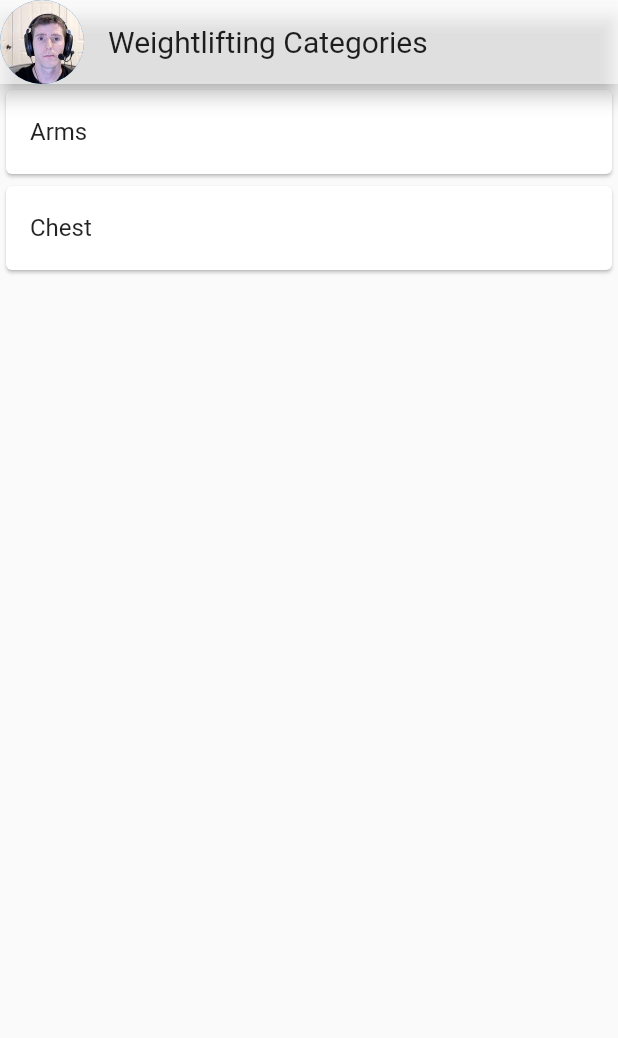
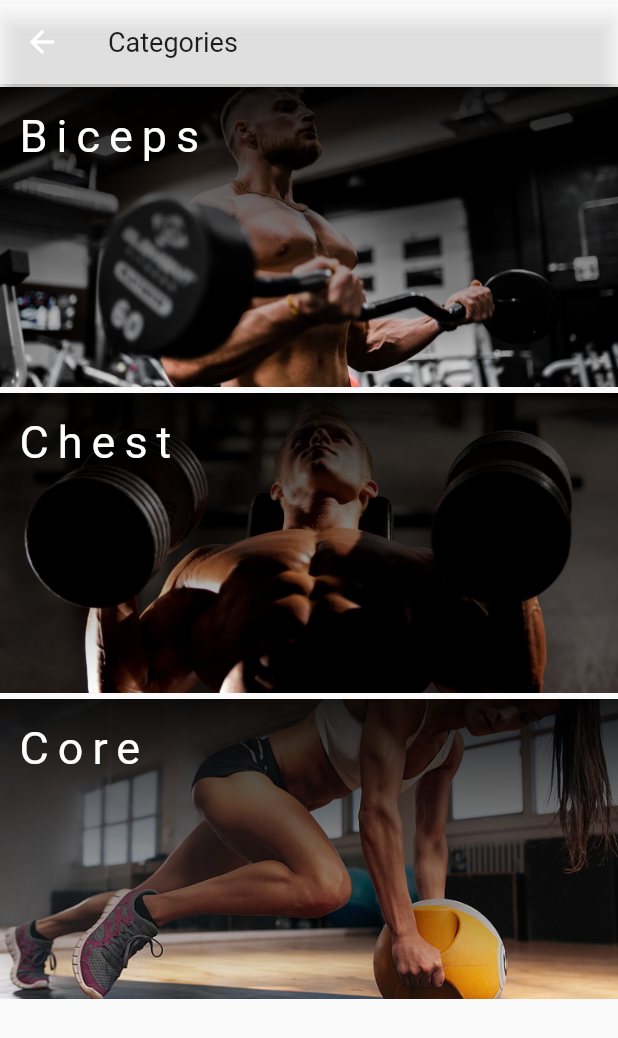
Before and after one commit to joelplotnik/HunterFit, a Flutter app: the WeightsView screen opened directly, on a phone screen of 412 x 824 dp. Shown: the top 1038 px of the screen. Run offline on Flutter 3.47's test engine with Material 2 defaults, Android fonts, the phone set to English and light mode, and no system bars; our stand-ins replace flutter_svg, sqflite; accounts and stored records are empty.

Commit message:
Refactored Weight Page

```diff
--- a/lib/model/workouts_model.dart
+++ b/lib/model/workouts_model.dart
@@ -2,15 +2,29 @@ import 'package:flutter/material.dart';
 
 class Workout {
   String category;
-  String workout;
+  String name1, name2;
 
   Workout({
-    required this.workout,
+    required this.name1,
+    required this.name2,
     required this.category,
   });
 }
 
 List<Workout> workoutList = [
-  Workout(category: 'Arms', workout: 'Bicep Curls'),
-  Workout(category: 'Chest', workout: 'Barbell Bench Press'),
+  Workout(
+    category: 'Biceps',
+    name1: 'Bicep Curls',
+    name2: 'Guitar Solo',
+  ),
+  Workout(
+    category: 'Chest',
+    name1: 'Barbell Flat Bench Press',
+    name2: 'Barbell Incline Bench Press',
+  ),
+  Workout(
+    category: 'Core',
+    name1: 'Sit-ups',
+    name2: 'Mountain Climbers',
+  )
 ];
--- a/lib/view/weights_view.dart
+++ b/lib/view/weights_view.dart
@@ -23,16 +23,11 @@ class _WeightsViewState extends State<WeightsView> {
   AppBar buildAppBar() {
     return AppBar(
       title: const Text(
-        'Weightlifting Categories',
-        style: TextStyle(
-          color: Colors.black87,
-        ),
+        'Categories',
+        style: TextStyle(color: Colors.black87, fontSize: 18),
       ),
       backgroundColor: Colors.white54,
       elevation: 5,
-      leading: const CircleAvatar(
-        backgroundImage: AssetImage('assets/images/linus.jpeg'),
-      ),
     );
   }
 }
--- a/lib/view/weightsbody_view.dart
+++ b/lib/view/weightsbody_view.dart
@@ -40,15 +40,59 @@ class WeightsBodyView extends StatelessWidget {
         itemCount: workoutList.length,
         itemBuilder: (context, index) {
           Workout workout = workoutList[index];
-          return Card(
-            child: ListTile(
-                title: Text(workout.category),
-                onTap: () {
-                  Navigator.push(
-                      context,
-                      MaterialPageRoute(
-                          builder: (context) => WeightDetails(workout)));
-                }),
+          return GestureDetector(
+            onTap: () {
+              Navigator.push(
+                  context,
+                  MaterialPageRoute(
+                      builder: (context) => WeightDetails(workout)));
+            },
+            child: Container(
+              margin: EdgeInsets.fromLTRB(0, 2, 0, 2),
+              height: 200,
+              child: Stack(
+                children: [
+                  Positioned.fill(
+                    child: Image.asset(
+                      'assets/images/${workout.category}.jpeg',
+                      fit: BoxFit.cover,
+                    ),
+                  ),
+                  Positioned(
+                    bottom: 0,
+                    left: 0,
+                    right: 0,
+                    child: Container(
+                      height: 200,
+                      decoration: BoxDecoration(
+                        gradient: LinearGradient(
+                          begin: Alignment.topCenter,
+                          end: Alignment.bottomCenter,
+                          colors: [
+                            Colors.black.withOpacity(.9),
+                            Colors.transparent
+                          ],
+                        ),
+                      ),
+                    ),
+                  ),
+                  Positioned(
+                    top: 15,
+                    left: 10,
+                    child: Text(
+                      workout.category,
+                      style: const TextStyle(
+                        letterSpacing: 6,
+                        color: Colors.white,
+                        fontWeight: FontWeight.w200,
+                        fontSize: 30,
+                        fontFamily: 'Roboto',
+                      ),
+                    ),
+                  ),
+                ],
+              ),
+            ),
           );
         },
       ),
```
Also changed, not shown: lib/view/weight_details.dart (+45 -10 lines).
